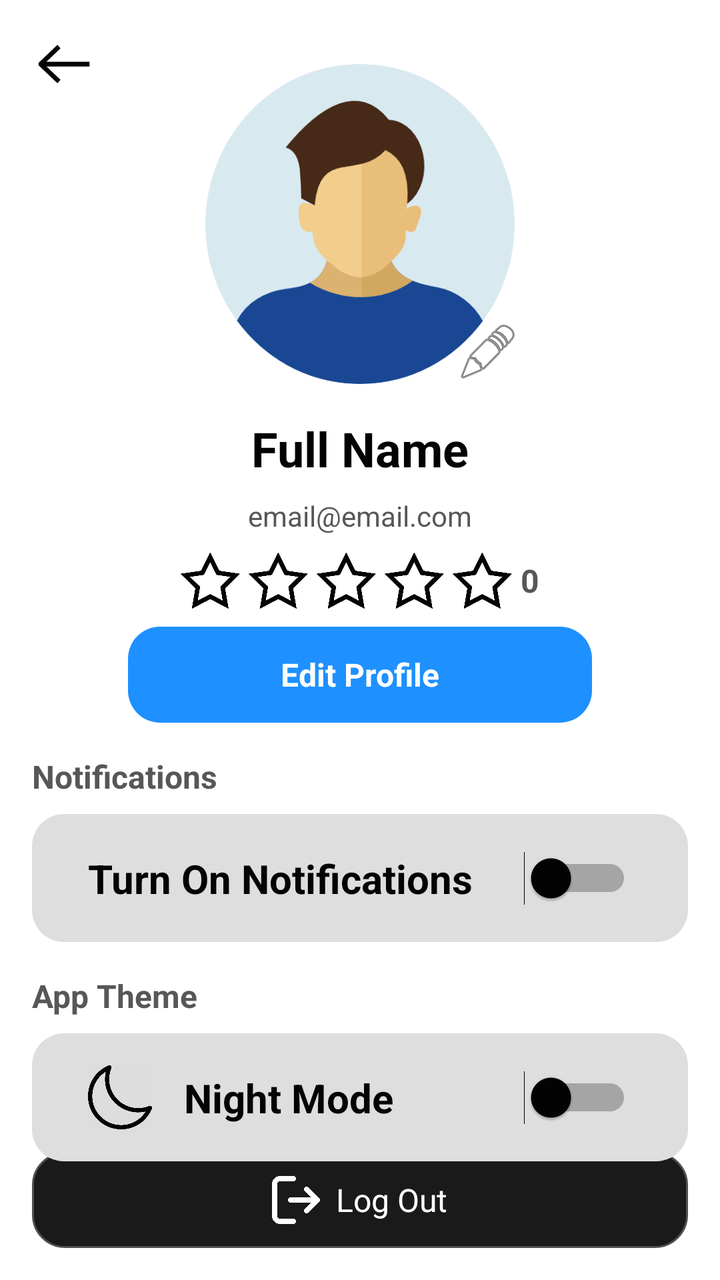
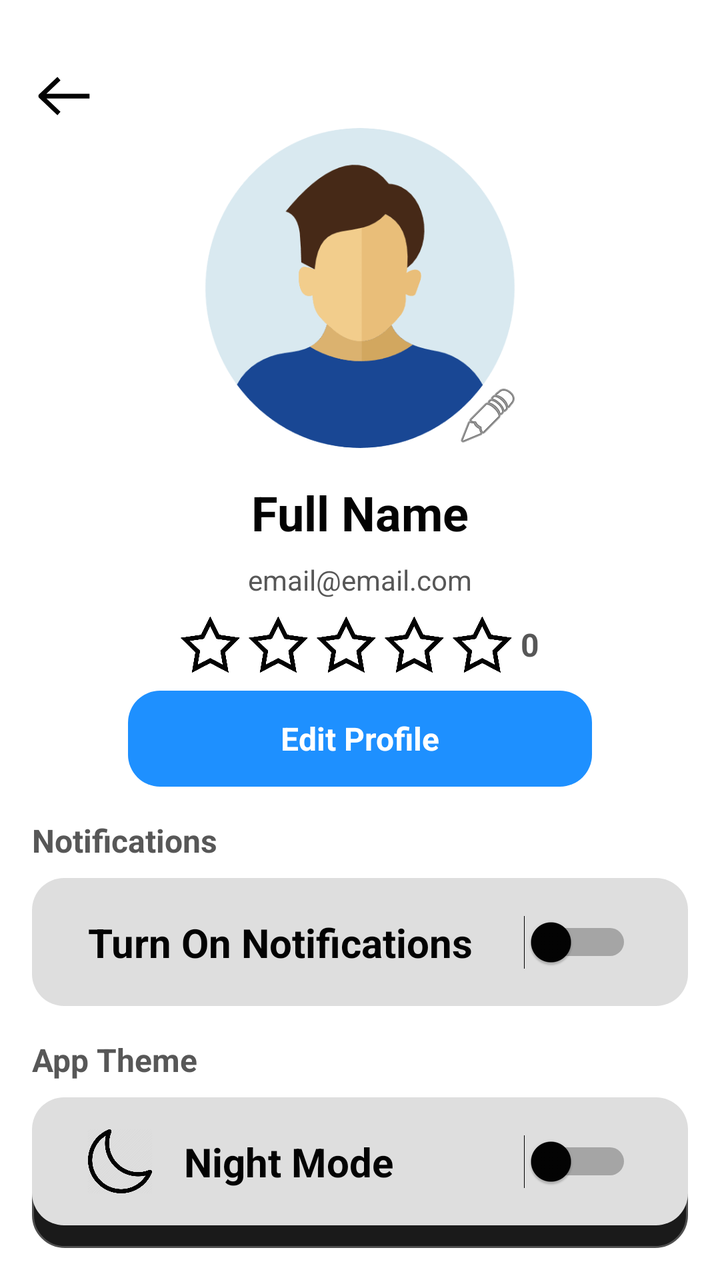

The first picture is an Android layout as it rendered before a commit; the second is the same layout after the commit. The layout source and the unified diff follow.
<!-- AndroidManifest.xml: application theme Theme.TFG -->
<!-- res/layout/activity_profile.xml -->
<?xml version="1.0" encoding="utf-8"?>
<androidx.constraintlayout.widget.ConstraintLayout xmlns:android="http://schemas.android.com/apk/res/android"
    xmlns:app="http://schemas.android.com/apk/res-auto"
    xmlns:tools="http://schemas.android.com/tools"
    android:id="@+id/main"
    android:layout_width="match_parent"
    android:layout_height="match_parent"
    android:background="?attr/colorPrimary"
    tools:context=".ProfileActivity" >

    <LinearLayout
        android:id="@+id/logoutBtn"
        android:layout_width="match_parent"
        android:layout_height="wrap_content"
        android:layout_marginStart="16dp"
        android:layout_marginEnd="16dp"
        android:layout_marginBottom="16dp"
        android:background="@drawable/rounded_button_black"
        android:gravity="center"
        android:orientation="horizontal"
        android:padding="12dp"
        app:layout_constraintBottom_toBottomOf="parent"
        app:layout_constraintEnd_toEndOf="parent"
        app:layout_constraintStart_toStartOf="parent">

        <ImageView
            android:layout_width="24dp"
            android:layout_height="24dp"
            android:contentDescription="Icono del botón"
            android:src="@drawable/logout"
            app:tint="#FFFFFF" />

        <Space
            android:layout_width="8dp"
            android:layout_height="wrap_content" />

        <TextView
            android:layout_width="wrap_content"
            android:layout_height="wrap_content"
            android:text="Log Out"
            android:textColor="#FFFFFF"
            android:textSize="16sp" />
    </LinearLayout>

    <com.google.android.material.imageview.ShapeableImageView
        android:id="@+id/profilePic"
        style="@style/RoundedImage"
        android:layout_width="160dp"
        android:layout_height="160dp"
        android:layout_marginTop="32dp"
        app:layout_constraintEnd_toEndOf="parent"
        app:layout_constraintStart_toStartOf="parent"
        app:layout_constraintTop_toTopOf="parent"
        app:srcCompat="@drawable/man" />

    <ImageView
        android:id="@+id/imageView3"
        android:layout_width="wrap_content"
        android:layout_height="wrap_content"
        app:layout_constraintBottom_toBottomOf="@+id/profilePic"
        app:layout_constraintEnd_toEndOf="@+id/profilePic"
        app:srcCompat="@android:drawable/ic_menu_edit" />

    <ImageView
        android:id="@+id/backBtn"
        android:layout_width="32dp"
        android:layout_height="32dp"
        android:layout_marginStart="16dp"
        android:layout_marginTop="16dp"
        android:rotation="180"
        app:tint="?attr/colorContrast"
        app:layout_constraintStart_toStartOf="parent"
        app:layout_constraintTop_toTopOf="parent"
        app:srcCompat="@drawable/arrow" />

    <TextView
        android:id="@+id/userTxt"
        android:layout_width="wrap_content"
        android:layout_height="wrap_content"
        android:layout_marginTop="16dp"
        android:text="Full Name"
        android:textColor="?attr/colorContrast"
        android:textSize="24sp"
        android:textStyle="bold"
        app:layout_constraintEnd_toEndOf="parent"
        app:layout_constraintStart_toStartOf="parent"
        app:layout_constraintTop_toBottomOf="@+id/profilePic" />

    <TextView
        android:id="@+id/mailText"
        android:layout_width="wrap_content"
        android:layout_height="wrap_content"
        android:layout_marginTop="8dp"
        android:text="email@email.com"
        android:textColor="?attr/colorTextSecondary"
        app:layout_constraintEnd_toEndOf="parent"
        app:layout_constraintStart_toStartOf="parent"
        app:layout_constraintTop_toBottomOf="@+id/userTxt" />

    <TextView
        android:id="@+id/textView4"
        android:layout_width="wrap_content"
        android:layout_height="wrap_content"
        android:layout_marginStart="16dp"
        android:layout_marginTop="16dp"
        android:text="Notifications"
        android:textColor="?attr/colorTextSecondary"
        android:textSize="16sp"
        android:textStyle="bold"
        app:layout_constraintStart_toStartOf="parent"
        app:layout_constraintTop_toBottomOf="@+id/signUpBtn" />

    <TextView
        android:id="@+id/textView5"
        android:layout_width="wrap_content"
        android:layout_height="wrap_content"
        android:layout_marginStart="16dp"
        android:layout_marginTop="16dp"
        android:text="App Theme"
        android:textColor="?attr/colorTextSecondary"
        android:textSize="16sp"
        android:textStyle="bold"
        app:layout_constraintStart_toStartOf="parent"
        app:layout_constraintTop_toBottomOf="@+id/constraintLayout2" />

    <LinearLayout
        android:id="@+id/starLL"
        android:layout_width="wrap_content"
        android:layout_height="wrap_content"
        android:layout_marginTop="8dp"
        android:gravity="center|center_horizontal"
        android:orientation="horizontal"
        app:layout_constraintEnd_toEndOf="parent"
        app:layout_constraintStart_toStartOf="parent"
        app:layout_constraintTop_toBottomOf="@+id/mailText">

        <ImageView
            android:id="@+id/star1"
            android:layout_width="30dp"
            android:layout_height="30dp"
            android:layout_weight="1"
            android:tint="?attr/colorContrast"
            app:srcCompat="@drawable/star_empty" />

        <ImageView
            android:id="@+id/star2"
            android:layout_width="30dp"
            android:layout_height="30dp"
            android:layout_marginLeft="4dp"
            android:layout_weight="1"
            android:tint="?attr/colorContrast"
            app:srcCompat="@drawable/star_empty" />

        <ImageView
            android:id="@+id/star3"
            android:layout_width="30dp"
            android:layout_height="30dp"
            android:layout_marginLeft="4dp"
            android:layout_weight="1"
            android:tint="?attr/colorContrast"
            app:srcCompat="@drawable/star_empty" />

        <ImageView
            android:id="@+id/star4"
            android:layout_width="30dp"
            android:layout_height="30dp"
            android:layout_marginLeft="4dp"
            android:layout_weight="1"
            android:tint="?attr/colorContrast"
            app:srcCompat="@drawable/star_empty" />

        <ImageView
            android:id="@+id/star5"
            android:layout_width="30dp"
            android:layout_height="30dp"
            android:layout_marginLeft="4dp"
            android:layout_weight="1"
            android:tint="?attr/colorContrast"
            app:srcCompat="@drawable/star_empty" />

        <TextView
            android:id="@+id/ratingText"
            android:layout_width="wrap_content"
            android:layout_height="wrap_content"
            android:layout_marginLeft="4dp"
            android:text="0"
            android:textColor="?attr/colorTextSecondary"
            android:textSize="16sp"
            android:textStyle="bold" />
    </LinearLayout>

    <LinearLayout
        android:id="@+id/signUpBtn"
        android:layout_width="0dp"
        android:layout_height="48dp"
        android:layout_marginStart="64dp"
        android:layout_marginTop="8dp"
        android:layout_marginEnd="64dp"
        android:background="@drawable/rounded_button"
        android:gravity="center"
        android:orientation="horizontal"
        android:padding="12dp"
        app:layout_constraintEnd_toEndOf="parent"
        app:layout_constraintStart_toStartOf="parent"
        app:layout_constraintTop_toBottomOf="@+id/starLL">

        <TextView
            android:layout_width="wrap_content"
            android:layout_height="wrap_content"
            android:text="Edit Profile"
            android:textColor="#FFFFFF"
            android:textSize="16sp"
            android:textStyle="bold" />
    </LinearLayout>

    <androidx.constraintlayout.widget.ConstraintLayout
        android:id="@+id/constraintLayout"
        android:layout_width="0dp"
        android:layout_height="64dp"
        android:layout_marginStart="16dp"
        android:layout_marginTop="8dp"
        android:layout_marginEnd="16dp"
        android:background="@drawable/rounded_edittext"
        app:layout_constraintEnd_toEndOf="parent"
        app:layout_constraintStart_toStartOf="parent"
        app:layout_constraintTop_toBottomOf="@+id/textView5">

        <ImageView
            android:id="@+id/nightModeIV"
            android:layout_width="32dp"
            android:layout_height="32dp"
            android:layout_marginStart="16dp"
            app:tint="?attr/colorContrast"
            app:layout_constraintBottom_toBottomOf="parent"
            app:layout_constraintStart_toStartOf="parent"
            app:layout_constraintTop_toTopOf="parent"
            app:srcCompat="@drawable/nightmode" />

        <TextView
            android:id="@+id/textView"
            android:layout_width="wrap_content"
            android:layout_height="wrap_content"
            android:layout_marginStart="16dp"
            android:text="Night Mode"
            android:textColor="?attr/colorContrast"
            android:textSize="20sp"
            android:textStyle="bold"
            app:layout_constraintBottom_toBottomOf="parent"
            app:layout_constraintStart_toEndOf="@+id/nightModeIV"
            app:layout_constraintTop_toTopOf="parent" />

        <Switch
            android:id="@+id/switch2"
            android:layout_width="wrap_content"
            android:layout_height="wrap_content"
            android:layout_marginEnd="16dp"
            android:thumbTint="@color/switch_thumb"
            android:trackTint="@color/switch_track"
            app:layout_constraintBottom_toBottomOf="parent"
            app:layout_constraintEnd_toEndOf="parent"
            app:layout_constraintTop_toTopOf="parent"
            tools:checked="true"
            tools:ignore="UseSwitchCompatOrMaterialXml" />
    </androidx.constraintlayout.widget.ConstraintLayout>

    <androidx.constraintlayout.widget.ConstraintLayout
        android:id="@+id/constraintLayout2"
        android:layout_width="0dp"
        android:layout_height="64dp"
        android:layout_marginStart="16dp"
        android:layout_marginTop="8dp"
        android:layout_marginEnd="16dp"
        android:background="@drawable/rounded_edittext"
        app:layout_constraintEnd_toEndOf="parent"
        app:layout_constraintStart_toStartOf="parent"
        app:layout_constraintTop_toBottomOf="@+id/textView4">

        <TextView
            android:layout_width="wrap_content"
            android:layout_height="wrap_content"
            android:layout_marginStart="16dp"
            android:text="Turn On Notifications"
            android:textColor="?attr/colorContrast"
            android:textSize="20sp"
            android:textStyle="bold"
            app:layout_constraintBottom_toBottomOf="parent"
            app:layout_constraintStart_toStartOf="parent"
            app:layout_constraintTop_toTopOf="parent" />

        <Switch
            android:id="@+id/switch1"
            android:layout_width="wrap_content"
            android:layout_height="wrap_content"
            android:thumbTint="@color/switch_thumb"
            android:trackTint="@color/switch_track"
            android:layout_marginEnd="16dp"
            app:layout_constraintBottom_toBottomOf="parent"
            app:layout_constraintEnd_toEndOf="parent"
            app:layout_constraintTop_toTopOf="parent"
            tools:ignore="UseSwitchCompatOrMaterialXml" />
    </androidx.constraintlayout.widget.ConstraintLayout>

</androidx.constraintlayout.widget.ConstraintLayout>
<!-- resources referenced by this layout -->
<resources>
  <!-- drawable arrow: png bitmap (drawable, 1702 bytes) -->
  <!-- drawable logout: png bitmap (drawable, 29364 bytes) -->
  <!-- drawable man: png bitmap (drawable, 16637 bytes) -->
  <!-- drawable nightmode: png bitmap (drawable, 21428 bytes) -->
  <!-- drawable rounded_button (drawable) -->
  <shape xmlns:android="http://schemas.android.com/apk/res/android">
      <solid android:color="?attr/globalBlue"/>
      <corners android:radius="16dp"/>
      <padding
          android:left="16dp"
          android:right="16dp"
          android:top="10dp"
          android:bottom="10dp"/>
  </shape>
  <!-- drawable rounded_button_black (drawable) -->
  <shape xmlns:android="http://schemas.android.com/apk/res/android">
      <solid android:color="#1A1A1A"/>
      <corners android:radius="16dp"/>
      <stroke
          android:width="1dp"
          android:color="#4F4F4F" />
      <padding
          android:left="16dp"
          android:right="16dp"
          android:top="10dp"
          android:bottom="10dp"/>
  </shape>
  <!-- drawable rounded_edittext (drawable) -->
  <shape xmlns:android="http://schemas.android.com/apk/res/android">
      <solid android:color="?attr/colorBackground2" />
  
      <corners android:radius="16dp" />
  
      <padding
          android:left="12dp"
          android:right="12dp"
          android:top="12dp"
          android:bottom="12dp" />
  </shape>
  <!-- drawable star_empty: png bitmap (drawable, 9334 bytes) -->
  <style name="RoundedImage">
          <item name="shapeAppearanceOverlay">@style/RoundedCorners</item>
      </style>
  <style name="Theme.TFG" parent="Base.Theme.TFG" />
  <style name="RoundedCorners">
          <item name="cornerFamily">rounded</item>
          <item name="cornerSize">50%</item> 
      </style>
  <style name="Base.Theme.TFG" parent="Theme.Material3.DayNight.NoActionBar">
          <item name="colorPrimary">@color/mainBackgroundWhite</item>
          <item name="colorContrast">@color/mainTextWhite</item>
          <item name="colorBackground2">@color/background2White</item>
          <item name="colorTextSecondary">@color/secondTextWhite</item>
          <item name="globalBlue">@color/globalBlue</item>
      </style>
  <color name="mainBackgroundWhite">#FFFFFF</color>
  <color name="mainTextWhite">#030303</color>
  <color name="background2White">#DEDEDE</color>
  <color name="secondTextWhite">#575757</color>
  <color name="globalBlue">#1E90FF</color>
</resources>

<!-- the commit's change to res/layout/activity_profile.xml (unified diff, before → after) -->
@@ -47,7 +47,7 @@
         style="@style/RoundedImage"
         android:layout_width="160dp"
         android:layout_height="160dp"
-        android:layout_marginTop="32dp"
+        android:layout_marginTop="64dp"
         app:layout_constraintEnd_toEndOf="parent"
         app:layout_constraintStart_toStartOf="parent"
         app:layout_constraintTop_toTopOf="parent"
@@ -66,12 +66,12 @@
         android:layout_width="32dp"
         android:layout_height="32dp"
         android:layout_marginStart="16dp"
-        android:layout_marginTop="16dp"
+        android:layout_marginTop="32dp"
         android:rotation="180"
-        app:tint="?attr/colorContrast"
         app:layout_constraintStart_toStartOf="parent"
         app:layout_constraintTop_toTopOf="parent"
-        app:srcCompat="@drawable/arrow" />
+        app:srcCompat="@drawable/arrow"
+        app:tint="?attr/colorContrast" />
 
     <TextView
         android:id="@+id/userTxt"
